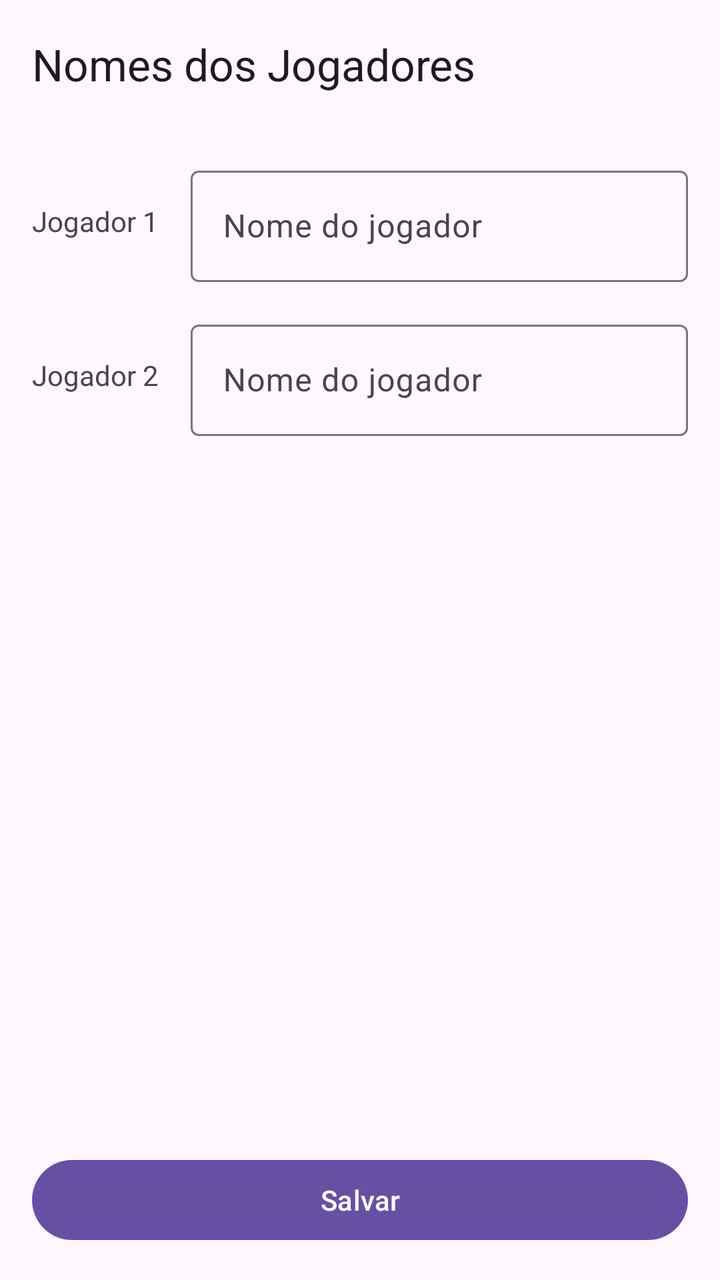
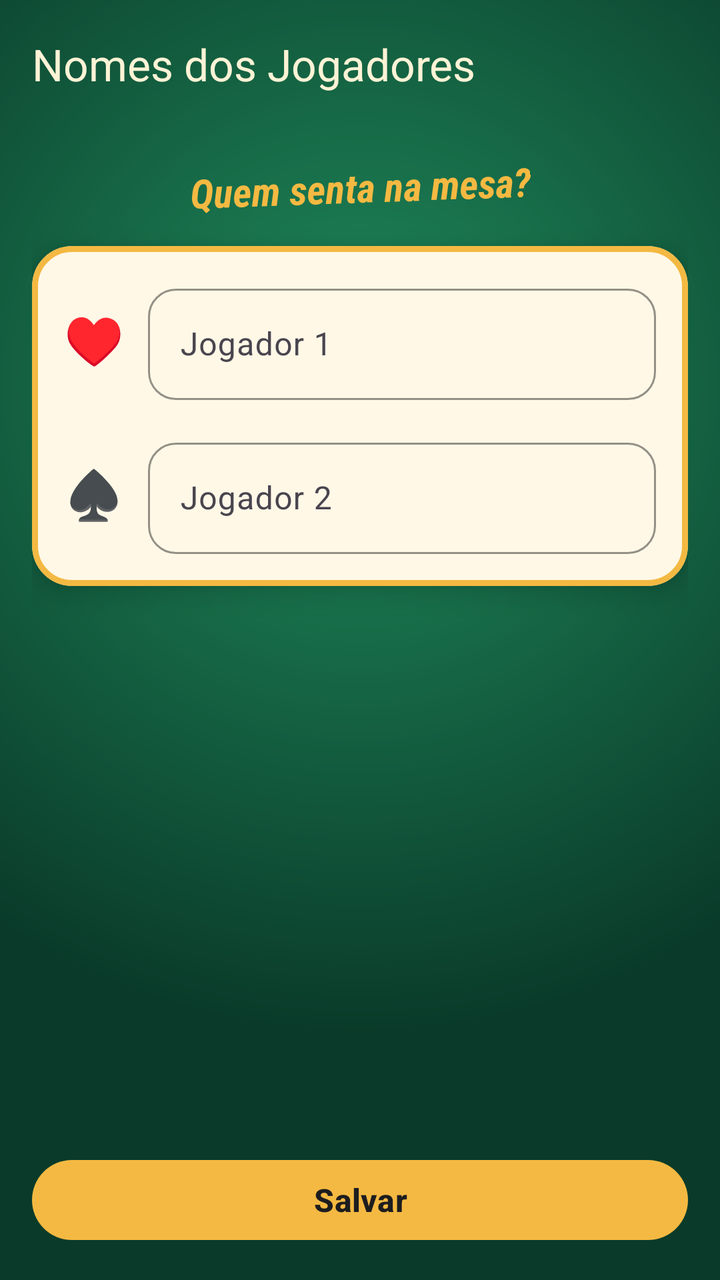

Two renders of the same Android screen: before a commit and after it. Below are the layout's source before the change and the commit's diff.
<!-- AndroidManifest.xml: application theme Theme.MarcaTruco -->
<!-- res/layout/activity_provide_names.xml -->
<?xml version="1.0" encoding="utf-8"?>
<LinearLayout xmlns:android="http://schemas.android.com/apk/res/android"
    xmlns:app="http://schemas.android.com/apk/res-auto"
    xmlns:tools="http://schemas.android.com/tools"
    android:id="@+id/main"
    android:layout_width="match_parent"
    android:layout_height="match_parent"
    android:orientation="vertical"
    tools:context=".ProvideNamesActivity">

    <com.google.android.material.appbar.MaterialToolbar
        android:id="@+id/toolbar"
        android:layout_width="match_parent"
        android:layout_height="?attr/actionBarSize"
        app:title="@string/provide_names_title" />

    <androidx.constraintlayout.widget.ConstraintLayout
        android:layout_width="match_parent"
        android:layout_height="0dp"
        android:layout_weight="1"
        android:paddingHorizontal="16dp"
        android:paddingVertical="16dp">

        <TextView
            android:id="@+id/textView"
            android:layout_width="wrap_content"
            android:layout_height="wrap_content"
            android:text="@string/player_one"
            app:layout_constraintBottom_toBottomOf="@+id/textInputLayout"
            app:layout_constraintStart_toStartOf="parent"
            app:layout_constraintTop_toTopOf="@+id/textInputLayout" />

        <com.google.android.material.textfield.TextInputLayout
            android:id="@+id/textInputLayout"
            android:layout_width="0dp"
            android:layout_height="wrap_content"
            android:layout_marginStart="16dp"
            android:hint="@string/player_name_hint"
            app:layout_constraintEnd_toEndOf="parent"
            app:layout_constraintStart_toEndOf="@+id/textView"
            app:layout_constraintTop_toTopOf="parent">

            <com.google.android.material.textfield.TextInputEditText
                android:id="@+id/player_one_name"
                android:layout_width="match_parent"
                android:layout_height="wrap_content"
                android:inputType="textPersonName|textCapWords" />

        </com.google.android.material.textfield.TextInputLayout>

        <TextView
            android:id="@+id/textView6"
            android:layout_width="wrap_content"
            android:layout_height="wrap_content"
            android:text="@string/player_two"
            app:layout_constraintBottom_toBottomOf="@+id/textInputLayout2"
            app:layout_constraintStart_toStartOf="parent"
            app:layout_constraintTop_toTopOf="@+id/textInputLayout2" />

        <com.google.android.material.textfield.TextInputLayout
            android:id="@+id/textInputLayout2"
            android:layout_width="0dp"
            android:layout_height="wrap_content"
            android:layout_marginTop="16dp"
            android:hint="@string/player_name_hint"
            app:layout_constraintEnd_toEndOf="@+id/textInputLayout"
            app:layout_constraintStart_toStartOf="@+id/textInputLayout"
            app:layout_constraintTop_toBottomOf="@+id/textInputLayout">

            <com.google.android.material.textfield.TextInputEditText
                android:id="@+id/player_two_name"
                android:layout_width="match_parent"
                android:layout_height="wrap_content"
                android:inputType="textPersonName|textCapWords" />

        </com.google.android.material.textfield.TextInputLayout>

        <Button
            android:id="@+id/button"
            android:layout_width="0dp"
            android:layout_height="wrap_content"
            android:text="@string/save"
            app:layout_constraintBottom_toBottomOf="parent"
            app:layout_constraintEnd_toEndOf="parent"
            app:layout_constraintStart_toStartOf="parent" />
    </androidx.constraintlayout.widget.ConstraintLayout>

</LinearLayout>
<!-- resources referenced by this layout -->
<resources>
  <string name="player_name_hint">Nome do jogador</string>
  <string name="player_one">Jogador 1</string>
  <string name="player_two">Jogador 2</string>
  <string name="provide_names_title">Nomes dos Jogadores</string>
  <string name="save">Salvar</string>
  <style name="Theme.MarcaTruco" parent="Base.Theme.MarcaTruco" />
  <style name="Base.Theme.MarcaTruco" parent="Theme.Material3.DayNight.NoActionBar">
          
          
      </style>
</resources>

<!-- the commit's change to res/layout/activity_provide_names.xml (unified diff, before → after) -->
@@ -5,6 +5,7 @@
     android:id="@+id/main"
     android:layout_width="match_parent"
     android:layout_height="match_parent"
+    android:background="@drawable/bg_felt"
     android:orientation="vertical"
     tools:context=".ProvideNamesActivity">
 
@@ -22,58 +23,105 @@
         android:paddingVertical="16dp">
 
         <TextView
-            android:id="@+id/textView"
+            android:id="@+id/names_header"
             android:layout_width="wrap_content"
             android:layout_height="wrap_content"
-            android:text="@string/player_one"
-            app:layout_constraintBottom_toBottomOf="@+id/textInputLayout"
+            android:rotation="-2"
+            android:text="@string/names_header"
+            android:textAppearance="@style/TextAppearance.MarcaTruco.Tagline"
+            android:textSize="20sp"
+            app:layout_constraintEnd_toEndOf="parent"
             app:layout_constraintStart_toStartOf="parent"
-            app:layout_constraintTop_toTopOf="@+id/textInputLayout" />
+            app:layout_constraintTop_toTopOf="parent" />
 
-        <com.google.android.material.textfield.TextInputLayout
-            android:id="@+id/textInputLayout"
-            android:layout_width="0dp"
-            android:layout_height="wrap_content"
-            android:layout_marginStart="16dp"
-            android:hint="@string/player_name_hint"
-            app:layout_constraintEnd_toEndOf="parent"
-            app:layout_constraintStart_toEndOf="@+id/textView"
-            app:layout_constraintTop_toTopOf="parent">
-
-            <com.google.android.material.textfield.TextInputEditText
-                android:id="@+id/player_one_name"
-                android:layout_width="match_parent"
-                android:layout_height="wrap_content"
-                android:inputType="textPersonName|textCapWords" />
-
-        </com.google.android.material.textfield.TextInputLayout>
-
-        <TextView
-            android:id="@+id/textView6"
-            android:layout_width="wrap_content"
-            android:layout_height="wrap_content"
-            android:text="@string/player_two"
-            app:layout_constraintBottom_toBottomOf="@+id/textInputLayout2"
-            app:layout_constraintStart_toStartOf="parent"
-            app:layout_constraintTop_toTopOf="@+id/textInputLayout2" />
-
-        <com.google.android.material.textfield.TextInputLayout
-            android:id="@+id/textInputLayout2"
+        <com.google.android.material.card.MaterialCardView
+            android:id="@+id/names_card"
+            style="@style/Widget.MarcaTruco.Card"
             android:layout_width="0dp"
             android:layout_height="wrap_content"
             android:layout_marginTop="16dp"
-            android:hint="@string/player_name_hint"
-            app:layout_constraintEnd_toEndOf="@+id/textInputLayout"
-            app:layout_constraintStart_toStartOf="@+id/textInputLayout"
-            app:layout_constraintTop_toBottomOf="@+id/textInputLayout">
+            app:layout_constraintEnd_toEndOf="parent"
+            app:layout_constraintStart_toStartOf="parent"
+            app:layout_constraintTop_toBottomOf="@+id/names_header">
 
-            <com.google.android.material.textfield.TextInputEditText
-                android:id="@+id/player_two_name"
+            <androidx.constraintlayout.widget.ConstraintLayout
                 android:layout_width="match_parent"
                 android:layout_height="wrap_content"
-                android:inputType="textPersonName|textCapWords" />
+                android:padding="16dp">
 
-        </com.google.android.material.textfield.TextInputLayout>
+                <TextView
+                    android:id="@+id/textView"
+                    android:layout_width="wrap_content"
+                    android:layout_height="wrap_content"
+                    android:text="@string/suit_heart"
+                    android:textAppearance="@style/TextAppearance.MarcaTruco.Suit"
+                    android:textColor="@color/suit_red"
+                    app:layout_constraintBottom_toBottomOf="@+id/textInputLayout"
+                    app:layout_constraintStart_toStartOf="parent"
+                    app:layout_constraintTop_toTopOf="@+id/textInputLayout" />
+
+                <com.google.android.material.textfield.TextInputLayout
+                    android:id="@+id/textInputLayout"
+                    style="@style/Widget.Material3.TextInputLayout.OutlinedBox"
+                    android:layout_width="0dp"
+                    android:layout_height="wrap_content"
+                    android:layout_marginStart="12dp"
+                    android:hint="@string/player_one"
+                    app:boxCornerRadiusBottomEnd="14dp"
+                    app:boxCornerRadiusBottomStart="14dp"
+                    app:boxCornerRadiusTopEnd="14dp"
+                    app:boxCornerRadiusTopStart="14dp"
+                    app:boxStrokeColor="@color/suit_red"
+                    app:hintTextColor="@color/suit_red"
+                    app:layout_constraintEnd_toEndOf="parent"
+                    app:layout_constraintStart_toEndOf="@+id/textView"
+                    app:layout_constraintTop_toTopOf="parent">
+
+                    <com.google.android.material.textfield.TextInputEditText
+                        android:id="@+id/player_one_name"
+                        android:layout_width="match_parent"
+                        android:layout_height="wrap_content"
+                        android:inputType="textPersonName|textCapWords" />
+
+                </com.google.android.material.textfield.TextInputLayout>
+
+                <TextView
+                    android:id="@+id/textView6"
+                    android:layout_width="wrap_content"
+                    android:layout_height="wrap_content"
+                    android:text="@string/suit_spade"
+                    android:textAppearance="@style/TextAppearance.MarcaTruco.Suit"
+                    android:textColor="@color/ink"
+                    app:layout_constraintBottom_toBottomOf="@+id/textInputLayout2"
+                    app:layout_constraintStart_toStartOf="parent"
+                    app:layout_constraintTop_toTopOf="@+id/textInputLayout2" />
+
+                <com.google.android.material.textfield.TextInputLayout
+                    android:id="@+id/textInputLayout2"
+                    style="@style/Widget.Material3.TextInputLayout.OutlinedBox"
+                    android:layout_width="0dp"
+                    android:layout_height="wrap_content"
+                    android:layout_marginTop="16dp"
+                    android:hint="@string/player_two"
+                    app:boxCornerRadiusBottomEnd="14dp"
+                    app:boxCornerRadiusBottomStart="14dp"
+                    app:boxCornerRadiusTopEnd="14dp"
+                    app:boxCornerRadiusTopStart="14dp"
+                    app:boxStrokeColor="@color/ink"
+                    app:hintTextColor="@color/ink"
+                    app:layout_constraintEnd_toEndOf="@+id/textInputLayout"
+                    app:layout_constraintStart_toStartOf="@+id/textInputLayout"
+                    app:layout_constraintTop_toBottomOf="@+id/textInputLayout">
+
+                    <com.google.android.material.textfield.TextInputEditText
+                        android:id="@+id/player_two_name"
+                        android:layout_width="match_parent"
+                        android:layout_height="wrap_content"
+                        android:inputType="textPersonName|textCapWords" />
+
+                </com.google.android.material.textfield.TextInputLayout>
+            </androidx.constraintlayout.widget.ConstraintLayout>
+        </com.google.android.material.card.MaterialCardView>
 
         <Button
             android:id="@+id/button"
<!-- resource entries referenced after the edit -->
@@ -1,14 +1,76 @@
 <!-- resources referenced by this layout -->
 <resources>
-  <string name="player_name_hint">Nome do jogador</string>
+  <color name="ink">#FF1D1D1F</color>
+  <color name="suit_red">#FFD62839</color>
+  <!-- drawable bg_felt (drawable) -->
+  <?xml version="1.0" encoding="utf-8"?>
+  <shape xmlns:android="http://schemas.android.com/apk/res/android">
+      <gradient
+          android:centerX="0.5"
+          android:centerY="0.3"
+          android:endColor="@color/felt_dark"
+          android:gradientRadius="90%p"
+          android:startColor="@color/felt_light"
+          android:type="radial" />
+  </shape>
+  <string name="names_header">Quem senta na mesa?</string>
   <string name="player_one">Jogador 1</string>
   <string name="player_two">Jogador 2</string>
   <string name="provide_names_title">Nomes dos Jogadores</string>
   <string name="save">Salvar</string>
+  <string name="suit_heart">♥</string>
+  <string name="suit_spade">♠</string>
+  <style name="TextAppearance.MarcaTruco.Suit" parent="">
+          <item name="android:textSize">24sp</item>
+          <item name="android:textStyle">bold</item>
+      </style>
+  <style name="TextAppearance.MarcaTruco.Tagline" parent="">
+          <item name="android:fontFamily">sans-serif-condensed</item>
+          <item name="android:textSize">18sp</item>
+          <item name="android:textStyle">bold|italic</item>
+          <item name="android:textColor">@color/gold</item>
+      </style>
+  <style name="Widget.MarcaTruco.Card" parent="Widget.Material3.CardView.Elevated">
+          <item name="cardBackgroundColor">@color/card_cream</item>
+          <item name="cardCornerRadius">20dp</item>
+          <item name="cardElevation">8dp</item>
+          <item name="strokeColor">@color/gold</item>
+          <item name="strokeWidth">3dp</item>
+      </style>
   <style name="Theme.MarcaTruco" parent="Base.Theme.MarcaTruco" />
-  <style name="Base.Theme.MarcaTruco" parent="Theme.Material3.DayNight.NoActionBar">
-          
-          
+  <color name="felt_dark">#FF0A3B2A</color>
+  <color name="felt_light">#FF1F8A5B</color>
+  <color name="gold">#FFF4B942</color>
+  <color name="card_cream">#FFFFF8E7</color>
+  <style name="Base.Theme.MarcaTruco" parent="Theme.Material3.Light.NoActionBar">
+          <item name="colorPrimary">@color/suit_red</item>
+          <item name="colorOnPrimary">@color/white</item>
+          <item name="colorSecondary">@color/gold</item>
+          <item name="colorOnSecondary">@color/ink</item>
+          <item name="colorSurface">@color/card_cream</item>
+          <item name="colorOnSurface">@color/ink</item>
+          <item name="android:windowBackground">@color/felt_dark</item>
+          <item name="elevationOverlayEnabled">false</item>
+          <item name="materialButtonStyle">@style/Widget.MarcaTruco.Button</item>
+          <item name="toolbarStyle">@style/Widget.MarcaTruco.Toolbar</item>
+      </style>
+  <color name="white">#FFFFFFFF</color>
+  <style name="Widget.MarcaTruco.Button" parent="Widget.Material3.Button">
+          <item name="android:textStyle">bold</item>
+          <item name="android:textSize">16sp</item>
+          <item name="cornerRadius">24dp</item>
+          <item name="backgroundTint">@color/gold</item>
+          <item name="android:textColor">@color/ink</item>
+      </style>
+  <style name="Widget.MarcaTruco.Toolbar" parent="Widget.Material3.Toolbar">
+          <item name="android:background">@android:color/transparent</item>
+          <item name="titleTextColor">@color/cream_text</item>
+          <item name="titleTextAppearance">@style/TextAppearance.MarcaTruco.ToolbarTitle</item>
+          <item name="navigationIconTint">@color/cream_text</item>
+      </style>
+  <color name="cream_text">#FFFFF3D6</color>
+  <style name="TextAppearance.MarcaTruco.ToolbarTitle" parent="TextAppearance.Material3.TitleLarge">
+          <item name="android:fontFamily">sans-serif-black</item>
       </style>
 </resources>
 
